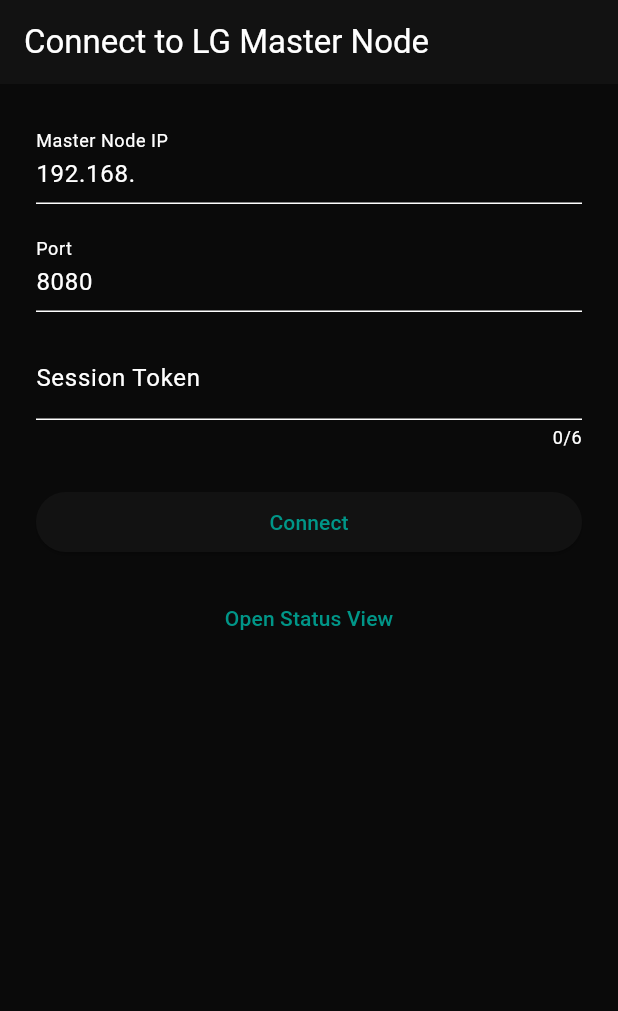
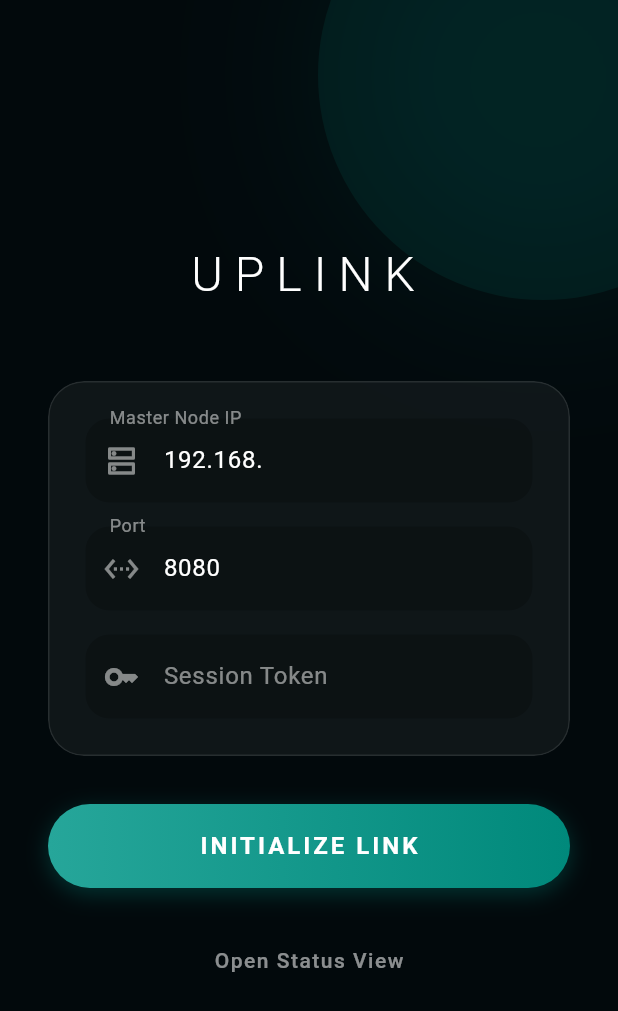
Before and after one commit to AnirudhPratapSinghYadav/LG-Arkanoid, a Flutter app: the screen it shows after launch, on a phone screen of 412 x 824 dp. Shown: the top 1011 px of the screen. Run offline on Flutter 3.47's test engine with Material 3 defaults, Android fonts, the phone set to English and light mode, and no system bars; our stand-ins replace shared_preferences, socket_io_client; statements that could not run were skipped.

Commit message:
feat: redesign ConnectScreen with Apple-inspired minimalist frosted glass aesthetic

```diff
--- a/flutter app/lib/main.dart
+++ b/flutter app/lib/main.dart
@@ -1,5 +1,6 @@
 import 'dart:convert';
 import 'dart:math';
+import 'dart:ui'; // Added for ImageFilter.blur
 
 import 'package:flutter/material.dart';
 import 'package:provider/provider.dart';
@@ -441,49 +442,170 @@
   @override
   Widget build(BuildContext context) {
     return Scaffold(
-      appBar: AppBar(title: const Text('Connect to LG Master Node')),
-      body: Padding(
-        padding: const EdgeInsets.all(24),
+      backgroundColor: const Color(0xFF02090C),
+      body: Stack(
+        children: [
+          // Minimal background element
+          Positioned(
+            top: -100,
+            right: -100,
+            child: Container(
+              width: 300,
+              height: 300,
+              decoration: BoxDecoration(
+                shape: BoxShape.circle,
+                color: Colors.teal.withOpacity(0.1),
+                boxShadow: [
+                  BoxShadow(color: Colors.teal.withOpacity(0.1), blurRadius: 100),
+                ],
+              ),
+            ),
+          ),
+          Center(
+            child: SingleChildScrollView(
+              padding: const EdgeInsets.symmetric(horizontal: 32),
               child: Column(
+                mainAxisAlignment: MainAxisAlignment.center,
                 crossAxisAlignment: CrossAxisAlignment.stretch,
                 children: [
-            TextField(
+                  const Text(
+                    'UPLINK',
+                    textAlign: TextAlign.center,
+                    style: TextStyle(
+                      fontSize: 32,
+                      fontWeight: FontWeight.w300,
+                      letterSpacing: 8,
+                      color: Colors.white,
+                    ),
+                  ),
+                  const SizedBox(height: 48),
+                  // Frosted Glass Form Container
+                  ClipRRect(
+                    borderRadius: BorderRadius.circular(24),
+                    child: BackdropFilter(
+                      filter: ImageFilter.blur(sigmaX: 10, sigmaY: 10),
+                      child: Container(
+                        padding: const EdgeInsets.all(24),
+                        decoration: BoxDecoration(
+                          color: Colors.white.withOpacity(0.05),
+                          borderRadius: BorderRadius.circular(24),
+                          border: Border.all(color: Colors.white.withOpacity(0.1)),
+                        ),
+                        child: Column(
+                          children: [
+                            _buildAppleField(
                               controller: _ipController,
-              decoration: const InputDecoration(
-                labelText: 'Master Node IP',
-                hintText: '192.168.x.x',
-              ),
-              keyboardType: const TextInputType.numberWithOptions(decimal: true),
+                              label: 'Master Node IP',
+                              icon: Icons.dns_outlined,
                             ),
                             const SizedBox(height: 16),
-            TextField(
+                            _buildAppleField(
                               controller: _portController,
-              decoration: const InputDecoration(labelText: 'Port'),
-              keyboardType: TextInputType.number,
+                              label: 'Port',
+                              icon: Icons.settings_ethernet,
                             ),
                             const SizedBox(height: 16),
-            TextField(
+                            _buildAppleField(
                               controller: _tokenController,
-              decoration: const InputDecoration(
-                labelText: 'Session Token',
-                hintText: '6 digit code from Screen 5',
-              ),
-              keyboardType: TextInputType.number,
+                              label: 'Session Token',
+                              icon: Icons.key_outlined,
                               maxLength: 6,
-            ),
-            const SizedBox(height: 24),
-            ElevatedButton(
-              onPressed: _connecting ? null : _connect,
-              child: Text(_connecting ? 'Connecting...' : 'Connect'),
-            ),
-            const SizedBox(height: 16),
-            TextButton(
-              onPressed: () => Navigator.pushNamed(context, '/status'),
-              child: const Text('Open Status View'),
                             ),
                           ],
                         ),
                       ),
+                    ),
+                  ),
+                  const SizedBox(height: 32),
+                  // Minimal sleek button
+                  AnimatedContainer(
+                    duration: const Duration(milliseconds: 300),
+                    height: 56,
+                    decoration: BoxDecoration(
+                      borderRadius: BorderRadius.circular(28),
+                      gradient: LinearGradient(
+                        colors: _connecting
+                            ? [Colors.teal.shade800, Colors.teal.shade900]
+                            : [Colors.teal.shade400, Colors.teal.shade600],
+                      ),
+                      boxShadow: _connecting ? [] : [
+                        BoxShadow(
+                          color: Colors.teal.withOpacity(0.3),
+                          blurRadius: 12,
+                          offset: const Offset(0, 4),
+                        )
+                      ],
+                    ),
+                    child: Material(
+                      color: Colors.transparent,
+                      child: InkWell(
+                        borderRadius: BorderRadius.circular(28),
+                        onTap: _connecting ? null : _connect,
+                        child: Center(
+                          child: _connecting
+                              ? const SizedBox(
+                                  width: 24,
+                                  height: 24,
+                                  child: CircularProgressIndicator(
+                                    strokeWidth: 2,
+                                    valueColor: AlwaysStoppedAnimation<Color>(Colors.white),
+                                  ),
+                                )
+                              : const Text(
+                                  'INITIALIZE LINK',
+                                  style: TextStyle(
+                                    fontSize: 16,
+                                    fontWeight: FontWeight.w600,
+                                    letterSpacing: 2,
+                                    color: Colors.white,
+                                  ),
+                                ),
+                        ),
+                      ),
+                    ),
+                  ),
+                  const SizedBox(height: 24),
+                  TextButton(
+                    onPressed: () => Navigator.pushNamed(context, '/status'),
+                    style: TextButton.styleFrom(foregroundColor: Colors.white54),
+                    child: const Text('Open Status View', style: TextStyle(letterSpacing: 1)),
+                  ),
+                ],
+              ),
+            ),
+          ),
+        ],
+      ),
+    );
+  }
+
+  Widget _buildAppleField({
+    required TextEditingController controller,
+    required String label,
+    required IconData icon,
+    int? maxLength,
+  }) {
+    return TextField(
+      controller: controller,
+      maxLength: maxLength,
+      style: const TextStyle(color: Colors.white),
+      decoration: InputDecoration(
+        labelText: label,
+        labelStyle: TextStyle(color: Colors.white.withOpacity(0.5)),
+        prefixIcon: Icon(icon, color: Colors.white.withOpacity(0.5)),
+        counterText: '',
+        filled: true,
+        fillColor: Colors.black.withOpacity(0.2),
+        border: OutlineInputBorder(
+          borderRadius: BorderRadius.circular(16),
+          borderSide: BorderSide.none,
+        ),
+        focusedBorder: OutlineInputBorder(
+          borderRadius: BorderRadius.circular(16),
+          borderSide: BorderSide(color: Colors.teal.withOpacity(0.5)),
+        ),
+      ),
+      keyboardType: const TextInputType.numberWithOptions(decimal: true),
     );
   }
 }
```
Lines whose indentation alone changed are shown as unchanged.
